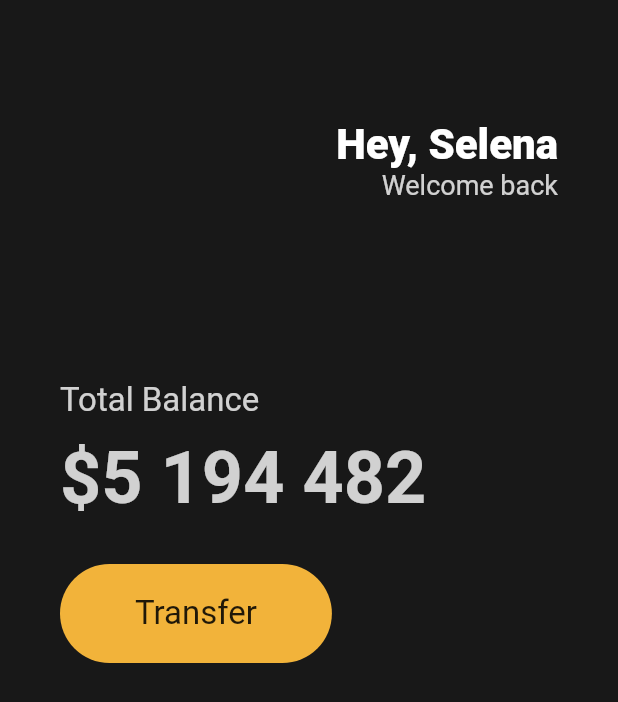
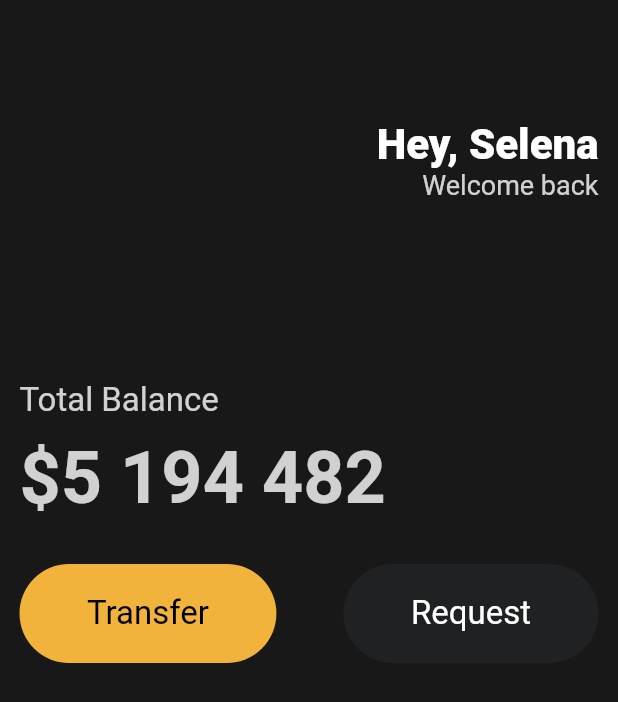
Before and after one commit to geunza/flutter_helloFlutter, a Flutter app: the screen it shows after launch, on a phone screen of 412 x 824 dp. Shown: the top 702 px of the screen. Run offline on Flutter 3.47's test engine with Material 2 defaults, Android fonts, the phone set to English and light mode, and no system bars.

Commit message:
Button 위젯화

```diff
--- a/lib/main.dart
+++ b/lib/main.dart
@@ -1,4 +1,5 @@
 import 'package:flutter/material.dart';
+import 'package:toonflix/widgets/button.dart';
 
 class Player {
   String name;
@@ -21,7 +22,9 @@ class App extends StatelessWidget {
       home: Scaffold(
           backgroundColor: const Color(0xFF181818),
           body: Padding(
-            padding: const EdgeInsets.symmetric(horizontal: 40),
+            padding: const EdgeInsets.symmetric(
+              horizontal: 13,
+            ),
             child: Column(
               crossAxisAlignment: CrossAxisAlignment.start,
               children: [
@@ -56,11 +59,13 @@ class App extends StatelessWidget {
                 const SizedBox(
                   height: 120,
                 ),
-                Text("Total Balance",
-                    style: TextStyle(
-                      color: Colors.white.withOpacity(0.8),
-                      fontSize: 22,
-                    )),
+                Text(
+                  "Total Balance",
+                  style: TextStyle(
+                    color: Colors.white.withOpacity(0.8),
+                    fontSize: 22,
+                  ),
+                ),
                 const SizedBox(
                   height: 10,
                 ),
@@ -73,25 +78,19 @@ class App extends StatelessWidget {
                 const SizedBox(
                   height: 30,
                 ),
-                Row(
+                const Row(
+                  mainAxisAlignment: MainAxisAlignment.spaceBetween,
                   children: [
-                    Container(
-                        decoration: BoxDecoration(
-                          color: const Color(0xFFF2B33A),
-                          borderRadius: BorderRadius.circular(45),
-                        ),
-                        child: const Padding(
-                          padding: EdgeInsets.symmetric(
-                            vertical: 20,
-                            horizontal: 50,
-                          ),
-                          child: Text(
-                            "Transfer",
-                            style: TextStyle(
-                              fontSize: 22,
-                            ),
-                          ),
-                        )),
+                    Button(
+                      text: "Transfer",
+                      bgColor: Color(0xFFF1b33B),
+                      textColor: Colors.black,
+                    ),
+                    Button(
+                      text: "Request",
+                      bgColor: Color(0xFF1F2123),
+                      textColor: Colors.white,
+                    )
                   ],
                 )
               ],
--- /dev/null
+++ b/lib/widgets/button.dart
@@ -0,0 +1,37 @@
+import 'package:flutter/material.dart';
+
+class Button extends StatelessWidget {
+  final String text;
+  final Color bgColor;
+  final Color textColor;
+
+  const Button({
+    super.key,
+    required this.text,
+    required this.bgColor,
+    required this.textColor,
+  });
+
+  @override
+  Widget build(BuildContext context) {
+    return Container(
+      decoration: BoxDecoration(
+        color: bgColor,
+        borderRadius: BorderRadius.circular(45),
+      ),
+      child: Padding(
+        padding: const EdgeInsets.symmetric(
+          vertical: 20,
+          horizontal: 45,
+        ),
+        child: Text(
+          text,
+          style: TextStyle(
+            fontSize: 22,
+            color: textColor,
+          ),
+        ),
+      ),
+    );
+  }
+}
```
